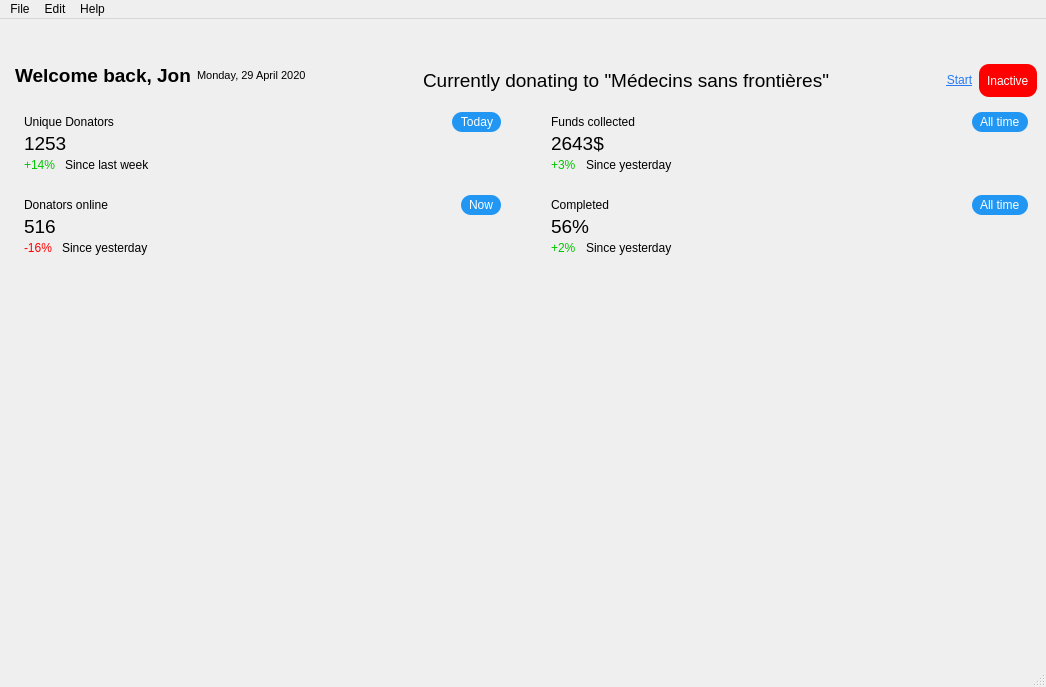
jondef/MiningForHumanity, file DonationMining/src/MainWindow.ui: the form before one commit.
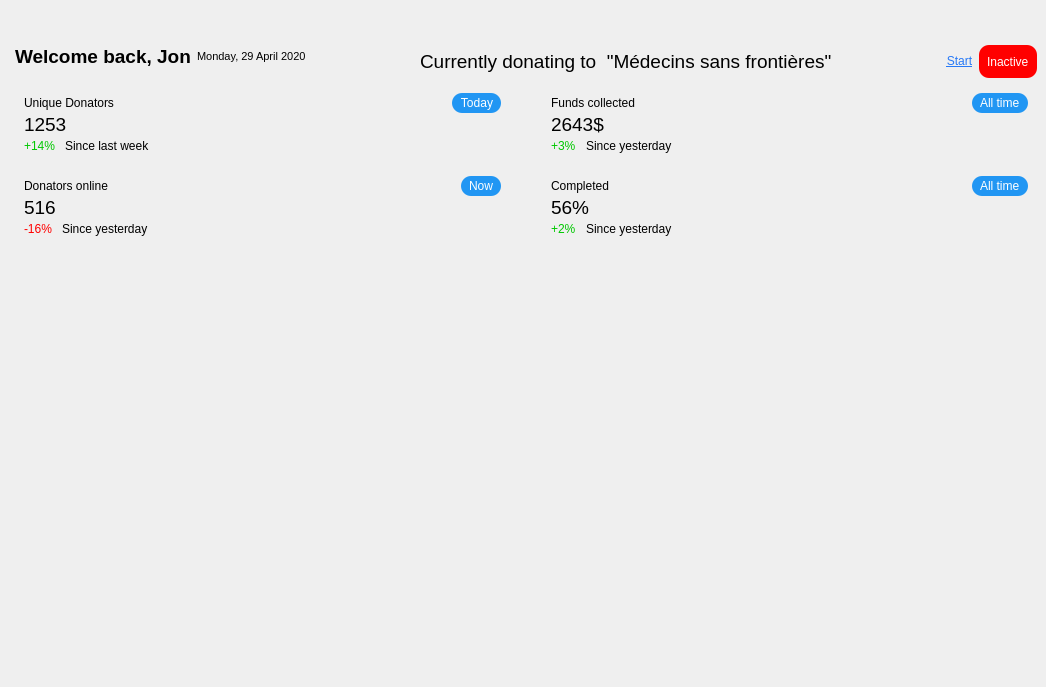
The form after the commit. The open tabs and pages were chosen to show the change.

Commit message: Successfully removed menubar and statusbar from ui file

Patch:
```diff
--- a/DonationMining/src/MainWindow.ui
+++ b/DonationMining/src/MainWindow.ui
@@ -110,7 +110,7 @@
                                                          </font>
                                                      </property>
                                                      <property name="text">
-                                                         <string>Currently donating to &quot;Médecins sans frontières&quot;</string>
+               <string>Currently donating to  &quot;Médecins sans frontières&quot;</string>
                                                      </property>
                                                  </widget>
                                              </item>
@@ -860,52 +860,6 @@
              </item>
          </layout>
      </widget>
-     <widget class="QStatusBar" name="statusbar"/>
-     <widget class="QMenuBar" name="menubar">
-         <property name="geometry">
-             <rect>
-                 <x>0</x>
-                 <y>0</y>
-                 <width>1046</width>
-                 <height>28</height>
-             </rect>
-         </property>
-         <widget class="QMenu" name="menuQuit">
-             <property name="title">
-                 <string>File</string>
-             </property>
-         </widget>
-         <widget class="QMenu" name="menuEdit">
-             <property name="title">
-                 <string>Edit</string>
-             </property>
-             <addaction name="actionSettings"/>
-         </widget>
-         <widget class="QMenu" name="menuHelp">
-             <property name="title">
-                 <string>Help</string>
-             </property>
-             <addaction name="actionAbout"/>
-         </widget>
-         <addaction name="menuQuit"/>
-         <addaction name="menuEdit"/>
-         <addaction name="menuHelp"/>
-     </widget>
-     <action name="actionQuit">
-         <property name="text">
-             <string>Quit</string>
-         </property>
-     </action>
-     <action name="actionSettings">
-         <property name="text">
-             <string>Settings</string>
-         </property>
-     </action>
-     <action name="actionAbout">
-         <property name="text">
-             <string>About</string>
-         </property>
-     </action>
  </widget>
     <resources>
         <include location="../Resources/resources.qrc"/>
```
Left out of the diff: 46 changed lines with no effect on the pictures. Lines whose indentation alone changed are shown as unchanged. The commit also changes 3 other files.
